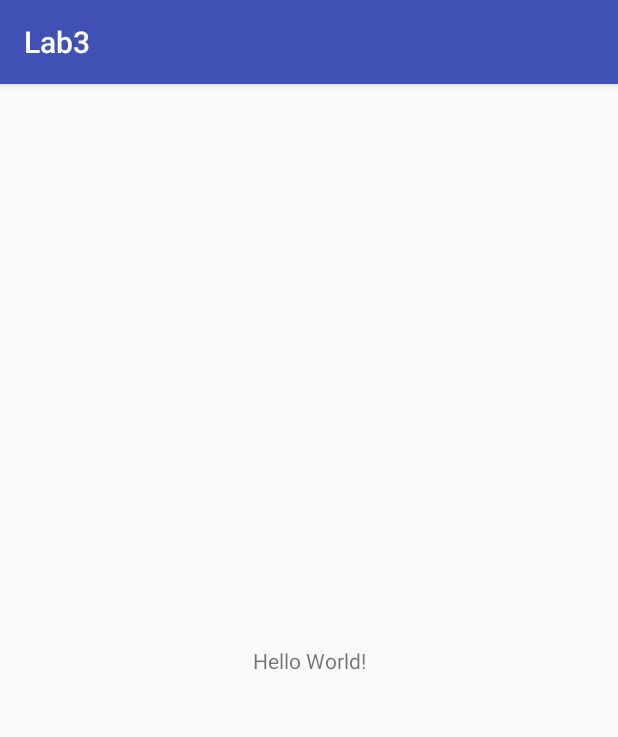
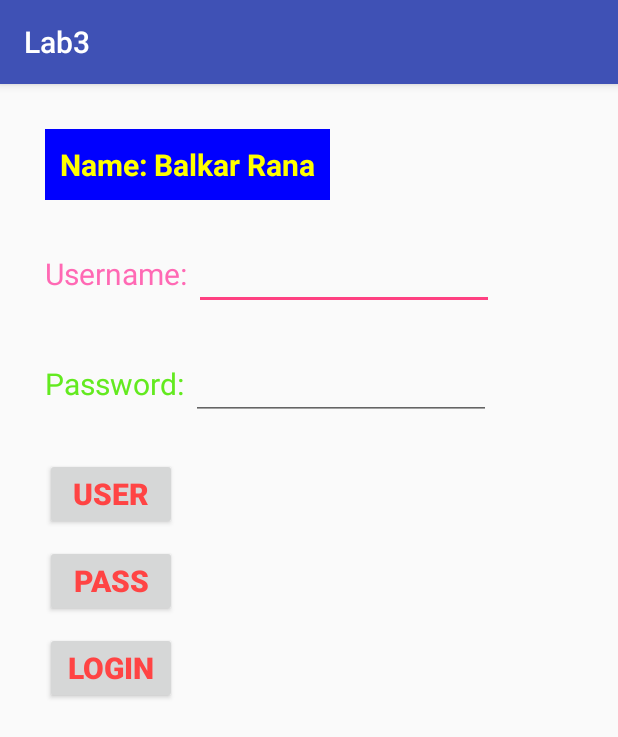
Before and after one commit to BalkarSR/AndroidDevelopment, an Android app: the screen it shows after launch (MainActivity), on a phone screen of 412 x 824 dp. Shown: the top 737 px of the screen. Run offline under Robolectric (Android 15) with nearby library versions, the phone set to English and light mode, and no system bars.

Commit message:
Final lab3 code

```diff
--- a/Lab3/app/src/main/AndroidManifest.xml
+++ b/Lab3/app/src/main/AndroidManifest.xml
@@ -16,6 +16,9 @@
                 <category android:name="android.intent.category.LAUNCHER" />
             </intent-filter>
         </activity>
+        <activity android:name=".UserActivity" />
+        <activity android:name=".LoginActivity" />
+        <activity android:name=".PassActivity"></activity>
     </application>
 
 </manifest>
--- a/Lab3/app/src/main/java/com/example/balkarrana/lab3/MainActivity.java
+++ b/Lab3/app/src/main/java/com/example/balkarrana/lab3/MainActivity.java
@@ -1,7 +1,11 @@
 package com.example.balkarrana.lab3;
 
+import android.content.Intent;
+import android.os.Bundle;
 import android.support.v7.app.AppCompatActivity;
-import android.os.Bundle;
+import android.view.View;
+import android.widget.Button;
+import android.widget.EditText;
 
 public class MainActivity extends AppCompatActivity {
 
@@ -9,5 +13,35 @@ public class MainActivity extends AppCompatActivity {
     protected void onCreate(Bundle savedInstanceState) {
         super.onCreate(savedInstanceState);
         setContentView(R.layout.activity_main);
+        final Button userBtn = findViewById(R.id.userButton);
+        final Button passBtn = findViewById(R.id.passButton);
+        final Button loginBtn = findViewById(R.id.loginButton);
+        final EditText userTxt = findViewById(R.id.username);
+        final EditText passTxt = findViewById(R.id.password);
+
+        userBtn.setOnClickListener(new View.OnClickListener() {
+            public void onClick(View view) {
+                Intent intent = new Intent(MainActivity.this, UserActivity.class);
+                intent.putExtra("userExtra", userTxt.getText().toString());
+                startActivity(intent);
+            }
+        });
+
+        passBtn.setOnClickListener(new View.OnClickListener() {
+            public void onClick(View view) {
+                Intent intent = new Intent(MainActivity.this, PassActivity.class);
+                intent.putExtra("passExtra", passTxt.getText().toString());
+                startActivity(intent);
+            }
+        });
+
+        loginBtn.setOnClickListener(new View.OnClickListener() {
+            public void onClick(View view) {
+                Intent intent = new Intent(MainActivity.this, LoginActivity.class);
+                intent.putExtra("userExtra", userTxt.getText().toString());
+                intent.putExtra("passExtra", passTxt.getText().toString());
+                startActivity(intent);
+            }
+        });
     }
 }
--- a/Lab3/app/src/main/res/layout/activity_main.xml
+++ b/Lab3/app/src/main/res/layout/activity_main.xml
@@ -6,13 +6,117 @@
     android:layout_height="match_parent"
     tools:context=".MainActivity">
 
-    <TextView
-        android:layout_width="wrap_content"
-        android:layout_height="wrap_content"
-        android:text="Hello World!"
-        app:layout_constraintBottom_toBottomOf="parent"
-        app:layout_constraintLeft_toLeftOf="parent"
-        app:layout_constraintRight_toRightOf="parent"
-        app:layout_constraintTop_toTopOf="parent" />
+    <LinearLayout
+        android:layout_width="368dp"
+        android:layout_height="495dp"
+        android:orientation="vertical"
+        tools:layout_editor_absoluteX="8dp"
+        tools:layout_editor_absoluteY="8dp">
+
+        <TextView
+            android:layout_width="wrap_content"
+            android:layout_height="wrap_content"
+            android:layout_marginLeft="30dp"
+            android:layout_marginTop="30dp"
+            android:background="#0000ff"
+            android:gravity="center"
+            android:padding="10dp"
+            android:text="Name: Balkar Rana"
+            android:textColor="#FFFF00"
+            android:textSize="20dp"
+            android:textStyle="bold" />
+
+        <LinearLayout
+            android:layout_width="wrap_content"
+            android:layout_height="wrap_content"
+            android:layout_marginTop="25dp"
+            android:orientation="horizontal">
+
+            <TextView
+                android:layout_width="wrap_content"
+                android:layout_height="wrap_content"
+                android:layout_marginLeft="30dp"
+                android:text="Username: "
+                android:textColor="#FF69B4"
+                android:textSize="20dp" />
+
+            <EditText
+                android:id="@+id/username"
+                android:layout_width="200dp"
+                android:layout_height="wrap_content"
+                android:gravity="left"
+                android:textColor="#000000"
+                android:textSize="20dp" />
+
+        </LinearLayout>
+
+        <LinearLayout
+            android:layout_width="wrap_content"
+            android:layout_height="wrap_content"
+            android:layout_marginTop="25dp"
+            android:orientation="horizontal">
+
+            <TextView
+                android:layout_width="wrap_content"
+                android:layout_height="wrap_content"
+                android:layout_marginLeft="30dp"
+                android:text="Password: "
+                android:textColor="#63ea1f"
+                android:textSize="20dp" />
+
+            <EditText
+                android:id="@+id/password"
+                android:layout_width="200dp"
+                android:layout_height="wrap_content"
+                android:gravity="left"
+                android:inputType="textPassword"
+                android:textColor="#000000"
+                android:textSize="20dp" />
+
+
+        </LinearLayout>
+
+        <LinearLayout
+            android:layout_width="wrap_content"
+            android:layout_height="wrap_content"
+            android:layout_marginTop="25dp"
+            android:orientation="vertical">
+
+            <Button
+                android:id="@+id/userButton"
+                android:layout_width="wrap_content"
+                android:layout_height="wrap_content"
+                android:layout_marginLeft="30dp"
+                android:text="USER"
+                android:textColor="@android:color/holo_red_light"
+                android:textSize="20dp"
+                android:textStyle="bold" />
+
+            <Button
+                android:id="@+id/passButton"
+                android:layout_width="wrap_content"
+                android:layout_height="wrap_content"
+                android:layout_marginLeft="30dp"
+                android:layout_marginTop="10dp"
+                android:text="PASS"
+                android:textColor="@android:color/holo_red_light"
+                android:textSize="20dp"
+                android:textStyle="bold" />
+
+            <Button
+                android:id="@+id/loginButton"
+                android:layout_width="wrap_content"
+                android:layout_height="wrap_content"
+                android:layout_marginLeft="30dp"
+                android:layout_marginTop="10dp"
+                android:text="LOGIN"
+                android:textColor="@android:color/holo_red_light"
+                android:textSize="20dp"
+                android:textStyle="bold" />
+
+        </LinearLayout>
+
+
+    </LinearLayout>
 
 </android.support.constraint.ConstraintLayout>
```
Also changed, not shown: Lab3/app/src/main/java/com/example/balkarrana/lab3/LoginActivity.java (added, +35 -0 lines), Lab3/app/src/main/java/com/example/balkarrana/lab3/PassActivity.java (added, +32 -0 lines), Lab3/app/src/main/java/com/example/balkarrana/lab3/UserActivity.java (added, +32 -0 lines), Lab3/app/src/main/res/layout/activity_login.xml (added, +45 -0 lines), Lab3/app/src/main/res/layout/activity_pass.xml (added, +39 -0 lines), Lab3/app/src/main/res/layout/activity_user.xml (added, +39 -0 lines).
